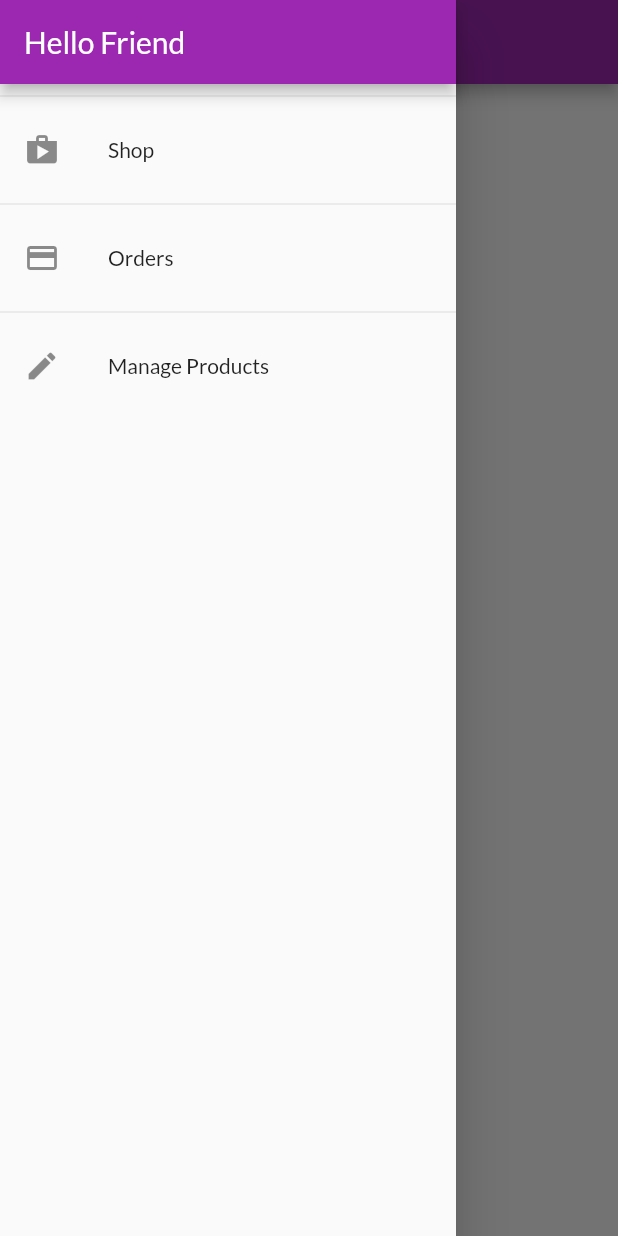
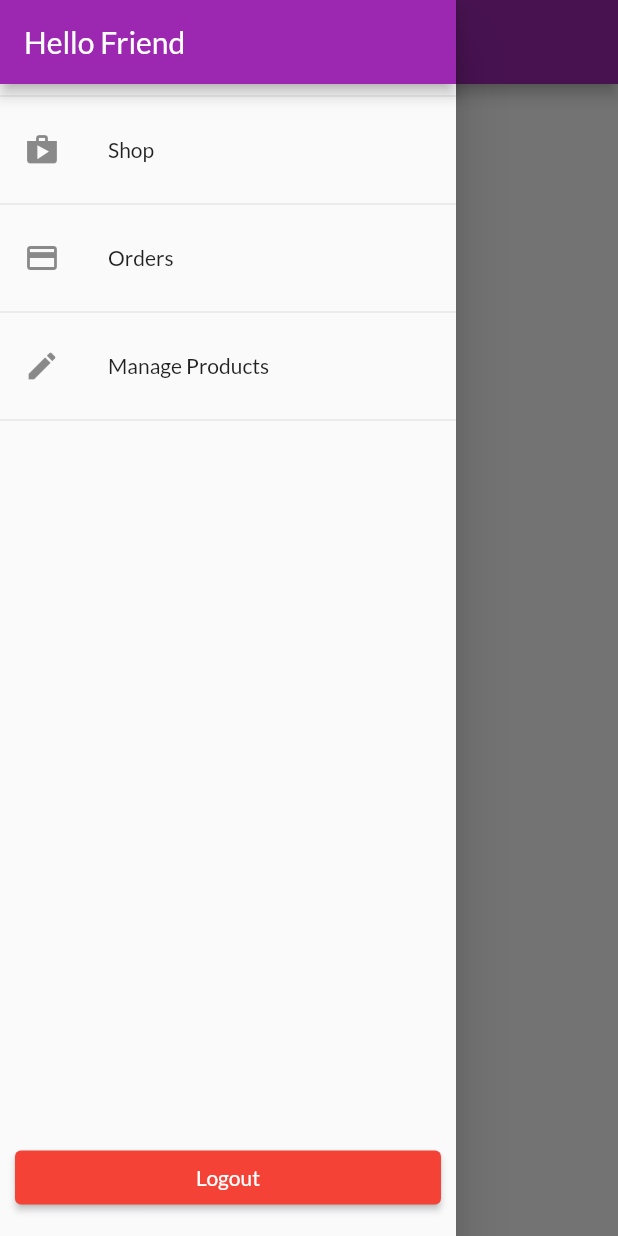
Before and after one commit to achaudhary591/SHOP_APP_FLUTTER, a Flutter app: the OrdersScreen screen opened by its route, with the side drawer open, on a phone screen of 412 x 824 dp. Run offline on Flutter 3.47's test engine with Material 2 defaults, Android fonts, the phone set to English and light mode, and no system bars; our stand-ins replace firebase_core, sleek_circular_slider; accounts and stored records are empty; network calls fail.

Commit message:
added logout functionality

```diff
--- a/lib/providers/auth.dart
+++ b/lib/providers/auth.dart
@@ -67,4 +67,11 @@ class Auth with ChangeNotifier {
   Future<void> login(String email, String password) async {
     return _authenticate(email, password, 'verifyPassword');
   }
+
+  void logout(){
+    _token = null;
+    _userId = null;
+    _expiryDate = null;
+    notifyListeners();
+  }
 }
--- a/lib/widgets/app_drawer.dart
+++ b/lib/widgets/app_drawer.dart
@@ -1,6 +1,9 @@
 import 'package:flutter/material.dart';
+import 'package:provider/provider.dart';
 import 'package:shop_app/screens/orders_screen.dart';
 import 'package:shop_app/screens/screens.dart';
+
+import '../providers/providers.dart';
 
 class AppDrawer extends StatelessWidget {
   const AppDrawer({Key? key}) : super(key: key);
@@ -11,32 +14,65 @@ class AppDrawer extends StatelessWidget {
       child: Column(
         children: [
           AppBar(
-            title: Text('Hello Friend'),
+            title: const Text('Hello Friend'),
             automaticallyImplyLeading: false,
           ),
-          Divider(),
+          const Divider(),
           ListTile(
-            leading: Icon(Icons.shop),
-            title: Text('Shop'),
+            leading: const Icon(Icons.shop),
+            title: const Text('Shop'),
             onTap: () {
               Navigator.of(context).pushReplacementNamed('/');
             },
           ),
-          Divider(),
+          const Divider(),
           ListTile(
-            leading: Icon(Icons.payment),
-            title: Text('Orders'),
+            leading: const Icon(Icons.payment),
+            title: const Text('Orders'),
             onTap: () {
               Navigator.of(context).pushReplacementNamed(OrdersScreen.routeName);
             },
           ),
-          Divider(),
+          const Divider(),
           ListTile(
-            leading: Icon(Icons.edit),
-            title: Text('Manage Products'),
+            leading: const Icon(Icons.edit),
+            title: const Text('Manage Products'),
             onTap: () {
               Navigator.of(context).pushReplacementNamed(UsersProductsScreen.routeName);
             },
+          ),
+          const Divider(),
+          /*ListTile(
+            leading: Icon(Icons.exit_to_app),
+            title: Text('Logout'),
+            onTap: () {
+              Navigator.of(context).pop();
+              Provider.of<Auth>(context, listen: false).logout();
+            },
+          ),*/
+          Expanded(
+            child: Container(
+              alignment: Alignment.bottomCenter,
+              margin: const EdgeInsets.only(bottom: 15, right: 10, left: 10, top: 10),
+              child: SizedBox(
+                width: 300.0,
+                child: ElevatedButton(
+                  style: ButtonStyle(
+                    backgroundColor: MaterialStateProperty.all<Color>(Colors.red),
+                  ),
+                  child: const Text(
+                    'Logout',
+                    style: TextStyle(
+                      color: Colors.white,
+                    ),
+                  ),
+                  onPressed: () {
+                    Navigator.of(context).pop();
+                    Provider.of<Auth>(context, listen: false).logout();
+                  },
+                ),
+              ),
+            ),
           ),
         ],
       ),
```
